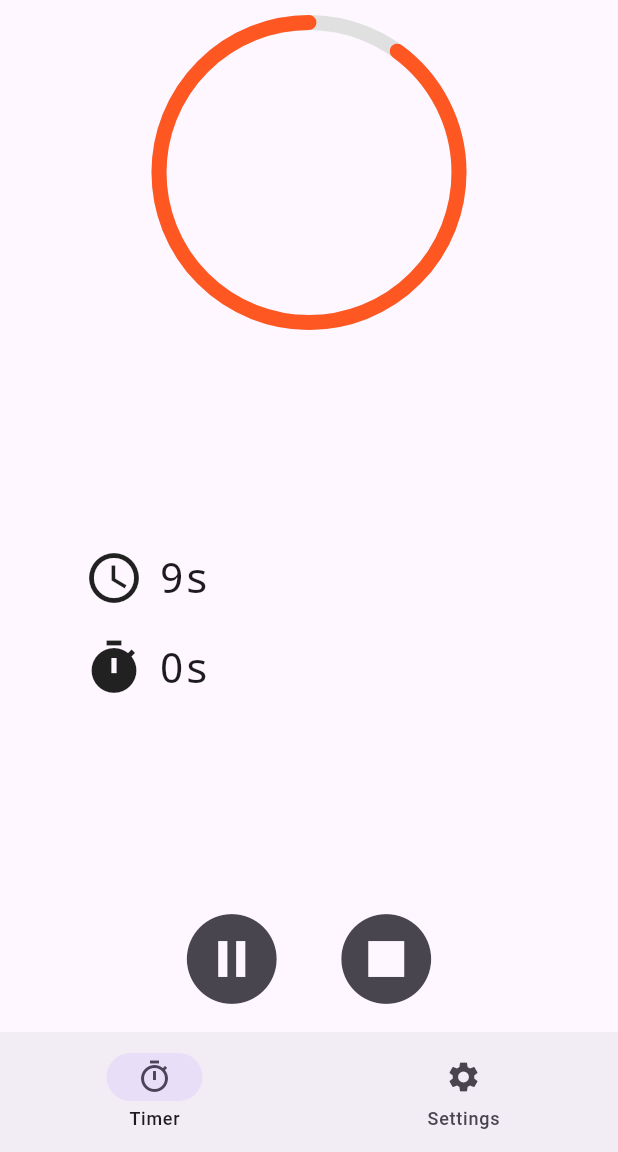
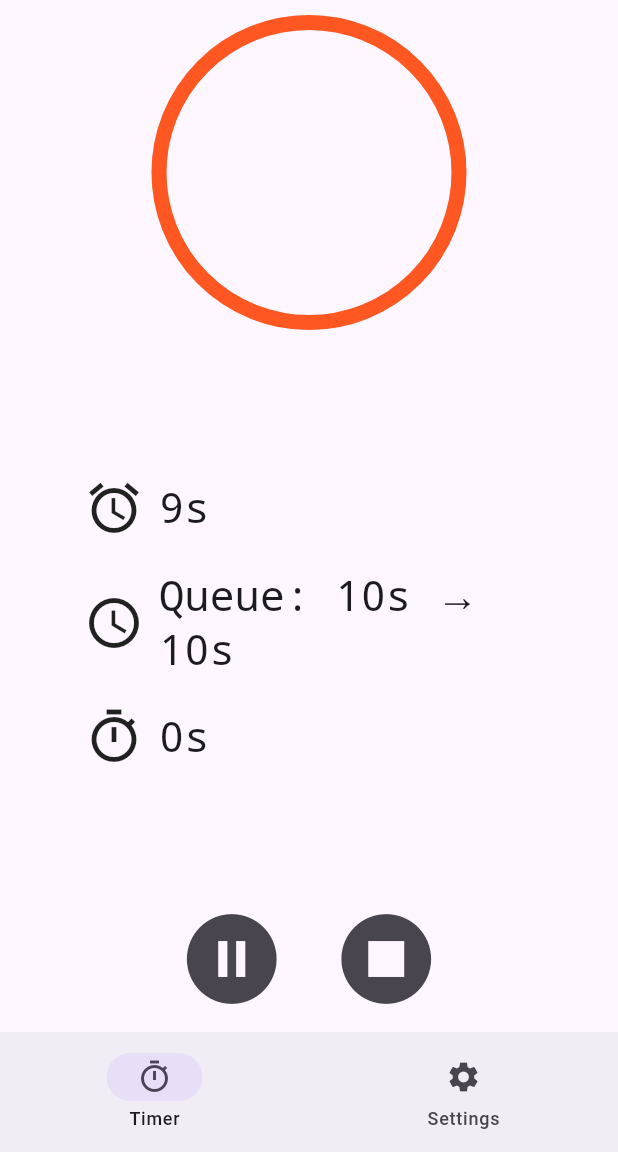
Before and after one commit to LaineOtto/meditation-timer-plus, a Flutter app: the screen it shows after launch, after a tap on the "play circle filled" icon, on a phone screen of 412 x 824 dp, the part 84-1236 px from its top. Run offline on Flutter 3.47's test engine with Material 3 defaults, Android fonts, the phone set to English and light mode, and no system bars; our stand-ins replace audioplayers, flutter_riverpod, freezed_annotation, shared_preferences; missing offline and left inert: android_alarm_manager_plus, do_not_disturb, flutter_volume_controller, sound_mode.

Commit message:
bugfix: queue clears instantly on start press

```diff
--- a/meditation_timer_plus/lib/main.dart
+++ b/meditation_timer_plus/lib/main.dart
@@ -94,12 +94,6 @@ class _MyHomePageState extends ConsumerState<MyHomePage> {
     final List<Duration> queue = [];
     final timerUtils = TimerUtils();
 
-    String formatQueueForDisplay() {
-      String formattedString = "Queue: ";
-      if (queue.isEmpty) return "${formattedString}Empty";
-      return "$formattedString${queue.map(timerUtils.displayTimeFormatted).join(" → ")}";
-    }
-
     List<Widget> buildButtons({
       required TimerMode timerMode,
       required Duration selected,
@@ -116,10 +110,7 @@ class _MyHomePageState extends ConsumerState<MyHomePage> {
         );
       }
       buttons.add(
-        CupertinoButton(
-          child: const Text('Done'),
-          onPressed: onDone,
-        ),
+        CupertinoButton(child: const Text('Done'), onPressed: onDone),
       );
       return buttons;
     }
@@ -163,8 +154,13 @@ class _MyHomePageState extends ConsumerState<MyHomePage> {
                     Padding(
                       padding: const EdgeInsets.all(8.0),
                       child: Text(
-                        formatQueueForDisplay(),
-                        style: const TextStyle(fontSize: 25, color: Colors.black),
+                        timerUtils.formatQueueForDisplay(
+                          timerState.countdownQueue,
+                        ),
+                        style: const TextStyle(
+                          fontSize: 25,
+                          color: Colors.black,
+                        ),
                         softWrap: true,
                         textAlign: TextAlign.left,
                       ),
@@ -193,9 +189,6 @@ class _MyHomePageState extends ConsumerState<MyHomePage> {
         ),
       );
     }
-
-
-
 
     pickNextDuration();
   }
@@ -301,7 +294,7 @@ class _MyHomePageState extends ConsumerState<MyHomePage> {
               child: Row(
                 mainAxisAlignment: MainAxisAlignment.center,
                 children: [
-                  Icon(Icons.schedule, size: 40),
+                  Icon(Icons.alarm, size: 40),
                   SizedBox(width: 10),
                   SizedBox(
                     width: 250,
@@ -336,7 +329,30 @@ class _MyHomePageState extends ConsumerState<MyHomePage> {
             Row(
               mainAxisAlignment: MainAxisAlignment.center,
               children: [
-                Icon(Icons.timer, size: 40),
+                Icon(Icons.schedule, size: 40),
+                SizedBox(width: 10),
+                SizedBox(
+                  width: 250,
+                  child: Text(
+                    timerState.countdownQueue.isNotEmpty
+                      ? timerUtils.formatQueueForDisplay(
+                          timerState.countdownQueue,
+                        )
+                      : "No Queue",
+                    style: Theme.of(context).textTheme.headlineMedium?.copyWith(
+                      fontFeatures: [FontFeature.tabularFigures()],
+                      fontFamily: 'monospace',
+                    ),
+                    textAlign: TextAlign.left,
+                  ),
+                ),
+              ],
+            ),
+            SizedBox(height: 20),
+            Row(
+              mainAxisAlignment: MainAxisAlignment.center,
+              children: [
+                Icon(Icons.timer_sharp, size: 40),
                 SizedBox(width: 10),
                 SizedBox(
                   width: 250,
--- a/meditation_timer_plus/lib/timer/timer_notifier.dart
+++ b/meditation_timer_plus/lib/timer/timer_notifier.dart
@@ -46,7 +46,7 @@ class TimerNotifier extends StateNotifier<TimerState> {
     );
   }
 
-  Future<void> cancelAlarm () async {
+  Future<void> cancelAlarm() async {
     await AndroidAlarmManager.cancel(0);
   }
 
@@ -122,8 +122,9 @@ class TimerNotifier extends StateNotifier<TimerState> {
   void startTimers() {
     if (state.isRunning) return;
 
-    updateInitialDuration(state.countdownRemaining);
-
+    if (state.currentMode == TimerMode.single) {
+      updateInitialDuration(state.countdownRemaining);
+    }
     _initializeStopwatch();
     _prepareInitialCountdown();
     _startCountdownTimer();
@@ -143,6 +144,10 @@ class TimerNotifier extends StateNotifier<TimerState> {
         countdownRemaining: nextDuration,
         countdownQueue: newQueue,
       );
+      scheduleAlarm(nextDuration);
+      // Restart the timer loop
+      _countdownTimer?.cancel();
+      _startCountdownTimer();
     } else {
       state = state.copyWith(
         countdownRemaining: Duration.zero,
--- a/meditation_timer_plus/lib/timer/timer_state.dart
+++ b/meditation_timer_plus/lib/timer/timer_state.dart
@@ -23,8 +23,8 @@ class TimerState with _$TimerState {
     stopwatchElapsed: Duration.zero,
     countdownRemaining: Duration(seconds: 10),
     countdownInitial: Duration(seconds: 0),
-    countdownQueue: [],
-    currentMode: TimerMode.single,
+    countdownQueue: [Duration(seconds: 10), Duration(seconds: 10), Duration(seconds: 10)],
+    currentMode: TimerMode.queue,
     currentIcon: Icons.play_circle_fill,
   );
 }
--- a/meditation_timer_plus/lib/timer/timer_utils.dart
+++ b/meditation_timer_plus/lib/timer/timer_utils.dart
@@ -20,4 +20,10 @@ class TimerUtils {
 
     return parts.join(", ");
   }
+
+  String formatQueueForDisplay(List<Duration> queue) {
+    String formattedString = "Queue: ";
+    if (queue.isEmpty) return "${formattedString}Empty";
+    return "$formattedString${queue.map(displayTimeFormatted).join(" → ")}";
+  }
 }
```
